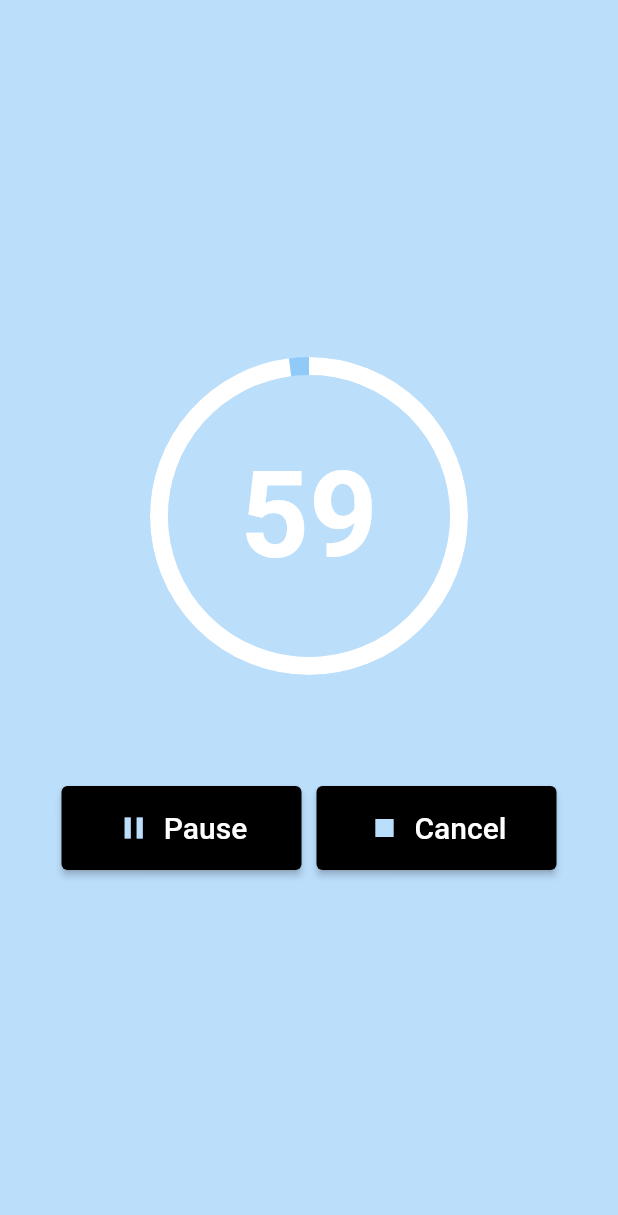
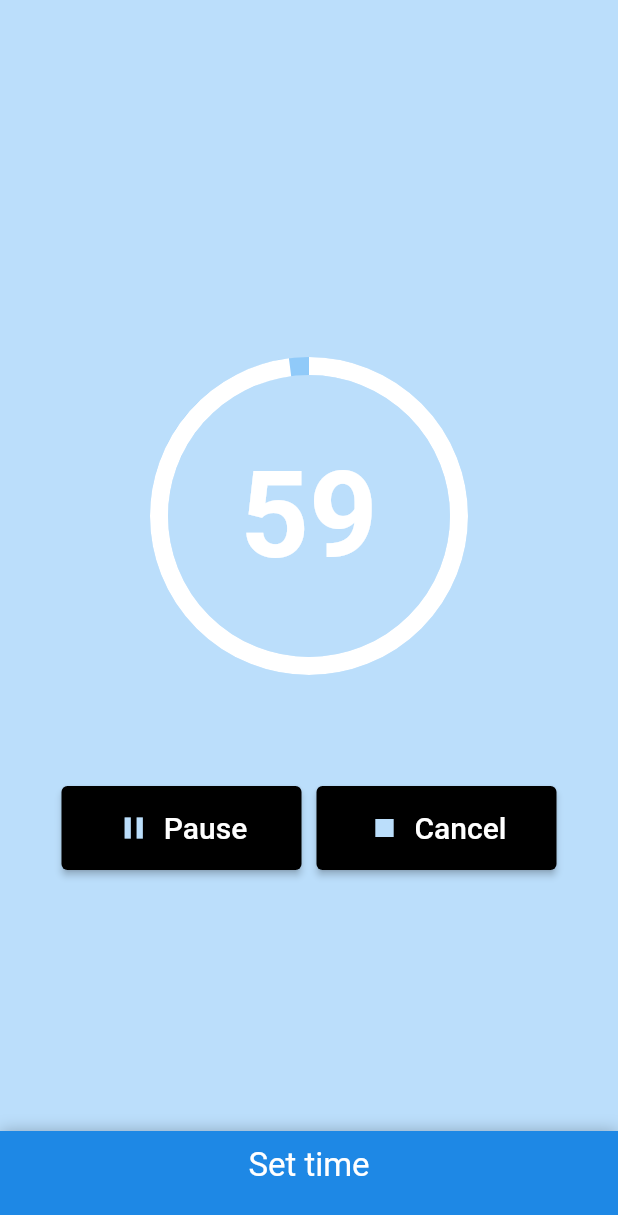
Before and after one commit to idlevandal/flutter_timer, a Flutter app: the screen it shows after launch, after a tap on "Start Timer!", on a phone screen of 412 x 824 dp. Shown: the top 1215 px of the screen. Run offline on Flutter 3.47's test engine with Material 2 defaults, Android fonts, the phone set to English and light mode, and no system bars; drawn by our look-alikes of sliding_up_panel; our stand-ins replace flutter_riverpod.

Commit message:
add state notifier provider for time

```diff
--- a/lib/main.dart
+++ b/lib/main.dart
@@ -1,13 +1,22 @@
 import 'dart:async';
 import 'dart:ui';
 
+import 'package:countdown_timer/time.dart';
+import 'package:countdown_timer/time_display.dart';
 import 'package:flutter/material.dart';
+import 'package:sliding_up_panel/sliding_up_panel.dart';
+import 'package:flutter_riverpod/flutter_riverpod.dart';
 
 import 'button_widget.dart';
+import 'numeric_input_button.dart';
 
 void main() {
-  runApp(MyApp());
+  runApp(ProviderScope(child: MyApp()));
 }
+
+final timeProvider = StateProvider<List<int>>((_) {
+  return [0, 0, 0, 0, 0, 0];
+});
 
 class MyApp extends StatelessWidget {
   // This widget is the root of your application.
@@ -61,6 +70,72 @@ class _MainPageState extends State<MainPage> {
   Widget build(BuildContext context) {
     return Scaffold(
       backgroundColor: Colors.blue.shade100,
+      body: SlidingUpPanel(
+        onPanelClosed: () {
+          print('reset array to all zeros');
+        },
+        minHeight: 70.0,
+        parallaxEnabled: true,
+        parallaxOffset: 0.4,
+        panel: Container(
+          padding: EdgeInsets.only(top: 20.0),
+          decoration: BoxDecoration(
+            color: Colors.grey.shade300,
+            border: Border(
+              top: BorderSide(width: 2.0, color: Colors.blue.shade600),
+            ),
+          ),
+          child: Consumer(builder: (context, watch, _) {
+            final timeList = watch(timeStateNotifier);
+            final TimeStateNotifier tsn = watch(timeStateNotifier.notifier);
+            return Column(
+              children: [
+                TimeDisplay(time: timeList),
+                SizedBox(height: 20.0,),
+
+                buildRow(1, 2, 3),
+                buildRow(4, 5, 6),
+                buildRow(7, 8, 9),
+                SizedBox(height: 20.0,),
+                Center(
+                  child: Row(
+                    mainAxisAlignment: MainAxisAlignment.spaceEvenly,
+                    children: [
+                      Expanded(child: Container()),
+                      Expanded(child: NumericInputButton(0)),
+                      Expanded(
+                        child: Padding(
+                          padding: EdgeInsets.only(right: 40.0),
+                          child: IconButton(
+                              onPressed: () {
+                                tsn.deleteTime();
+                                // final array = timeList.state;
+                                // array.removeLast();
+                                // array.insert(0, 0);
+                                // timeList.state = array;
+                                print('deleting...');
+                              },
+                              icon: Icon(Icons.backspace_outlined, color: Colors.blue, size: 30.0,)),
+                        ),
+                      )
+                    ],
+                  ),
+                )
+              ],
+            );
+          }),
+        ),
+        collapsed: Container(
+          padding: EdgeInsets.only(top: 10.0),
+          color: Colors.blue.shade600,
+          child: Align(
+            alignment: Alignment.topCenter,
+            child: Text(
+              'Set time',
+              style: TextStyle(color: Colors.white, fontSize: 22.0),
+            ),
+          ),
+        ),
         body: Center(
           child: Column(
             mainAxisAlignment: MainAxisAlignment.center,
@@ -71,28 +146,56 @@ class _MainPageState extends State<MainPage> {
               ),
               buildButtons(),
             ],
-      )),
+          ),
+        ),
+      )
+    );
+  }
+
+  Widget buildRow(int a, int b, int c) {
+    return Column(
+      children: [
+        SizedBox(height: 20.0,),
+        Row(
+          mainAxisAlignment: MainAxisAlignment.spaceEvenly,
+          children: [
+            NumericInputButton(a),
+            NumericInputButton(b),
+            NumericInputButton(c),
+          ],
+        )
+      ],
     );
   }
 
   Widget buildButtons() {
     final isRunning = timer == null ? false : timer!.isActive;
-    final isCompleted =  seconds == maxSeconds || seconds == 0;
+    final isCompleted = seconds == maxSeconds || seconds == 0;
 
     return isRunning || !isCompleted
         ? Row(
             mainAxisAlignment: MainAxisAlignment.center,
             children: [
               ButtonWidget(
-                icon: Icon(isRunning ? Icons.pause : Icons.play_arrow, color: Colors.blue.shade100,),
+                  icon: Icon(
+                    isRunning ? Icons.pause : Icons.play_arrow,
+                    color: Colors.blue.shade100,
+                  ),
                   text: isRunning ? 'Pause' : 'Resume',
                   width: 160,
                   onClicked: () {
-                    isRunning ? stopTimer(reset: false) : startTimer(reset: false);
+                    isRunning
+                        ? stopTimer(reset: false)
+                        : startTimer(reset: false);
                   }),
-              SizedBox(width: 10.0,),
+              SizedBox(
+                width: 10.0,
+              ),
               ButtonWidget(
-                icon: Icon(Icons.stop, color: Colors.blue.shade100,),
+                icon: Icon(
+                  Icons.stop,
+                  color: Colors.blue.shade100,
+                ),
                 text: 'Cancel',
                 width: 160,
                 onClicked: stopTimer,
@@ -100,7 +203,10 @@ class _MainPageState extends State<MainPage> {
             ],
           )
         : ButtonWidget(
-            icon: Icon(Icons.play_arrow, color: Colors.blue.shade200,),
+            icon: Icon(
+              Icons.play_arrow,
+              color: Colors.blue.shade200,
+            ),
             text: 'Start Timer!',
             colour: Colors.black87,
             backgroundColour: Colors.white,
@@ -119,6 +225,7 @@ class _MainPageState extends State<MainPage> {
         children: [
           CircularProgressIndicator(
             value: seconds / maxSeconds,
+            // valueColor: AlwaysStoppedAnimation(Colors.white),
             valueColor: AlwaysStoppedAnimation(Colors.white),
             strokeWidth: 12,
             backgroundColor: Colors.blue.shade200,
@@ -131,7 +238,11 @@ class _MainPageState extends State<MainPage> {
 
   Widget buildTime() {
     if (seconds == 0) {
-      return Icon(Icons.done, color: Colors.blue.shade200, size: 100.0,);
+      return Icon(
+        Icons.done,
+        color: Colors.blue.shade200,
+        size: 100.0,
+      );
     } else
       return Text(
         '${(seconds / 1000).round()}',
--- /dev/null
+++ b/lib/numeric_input_button.dart
@@ -0,0 +1,46 @@
+import 'package:countdown_timer/main.dart';
+import 'package:countdown_timer/time.dart';
+import 'package:flutter/material.dart';
+import 'package:flutter_riverpod/flutter_riverpod.dart';
+
+class NumericInputButton extends ConsumerWidget {
+  final int value;
+  const NumericInputButton(this.value);
+
+  @override
+  Widget build(BuildContext context, ScopedReader watch) {
+    final TimeStateNotifier time = watch(timeStateNotifier.notifier);
+    return Column(
+        mainAxisAlignment: MainAxisAlignment.center,
+        mainAxisSize: MainAxisSize.min,
+        children: <Widget>[
+          ElevatedButton(
+            style: ElevatedButton.styleFrom(
+                elevation: 5.0,
+                primary: Colors.blue,
+                shape: RoundedRectangleBorder(
+                  borderRadius: BorderRadius.circular(40),
+                )
+            ),
+            onPressed: () {
+              time.updateTime(value);
+              // final t = time.state;
+              // t.removeAt(0);
+              // t.add(value);
+              // time.state = t;
+              print(value);
+            },
+            child: Padding(
+              padding: const EdgeInsets.all(8.0),
+              child: Text(
+                value.toString(),
+                style: TextStyle(fontSize: 25, color: Colors.white),
+              ),
+            ),
+            // shape: RoundedRectangleBorder(
+            //     borderRadius: BorderRadius.circular(40)),
+          ),
+        ]
+    );
+  }
+}
--- /dev/null
+++ b/lib/time.dart
@@ -0,0 +1,25 @@
+import 'package:flutter_riverpod/flutter_riverpod.dart';
+
+final timeStateNotifier = StateNotifierProvider<TimeStateNotifier, List<int>>((_) {
+  return TimeStateNotifier();
+});
+
+class TimeStateNotifier extends StateNotifier<List<int>> {
+  TimeStateNotifier() : super([0, 0, 0, 0, 0, 0]);
+
+  void updateTime(int num) {
+    final val = state;
+    if (val[0] == 0) {
+      val.removeAt(0);
+      val.add(num);
+      state = val;
+    }
+  }
+
+  void deleteTime() {
+    final array = state;
+    array.removeLast();
+    array.insert(0, 0);
+    state = array;
+  }
+}
--- /dev/null
+++ b/lib/time_display.dart
@@ -0,0 +1,43 @@
+import 'package:flutter/material.dart';
+
+class TimeDisplay extends StatelessWidget {
+
+  final List<int> time;
+
+  TimeDisplay({required this.time});
+
+  @override
+  Widget build(BuildContext context) {
+    return Center(
+      child: Row(
+        mainAxisAlignment: MainAxisAlignment.spaceEvenly,
+        children: [
+          Row(
+            crossAxisAlignment: CrossAxisAlignment.baseline,
+            textBaseline: TextBaseline.alphabetic,
+            children: [
+              Text('${time[0]}${time[1]}', style: TextStyle(fontSize: 38.0, fontWeight: FontWeight.w600),),
+              Text('h'),
+            ],
+          ),
+          Row(
+            crossAxisAlignment: CrossAxisAlignment.baseline,
+            textBaseline: TextBaseline.alphabetic,
+            children: [
+              Text('${time[2]}${time[3]}', style: TextStyle(fontSize: 38.0, fontWeight: FontWeight.w600),),
+              Text('m'),
+            ],
+          ),
+          Row(
+            crossAxisAlignment: CrossAxisAlignment.baseline,
+            textBaseline: TextBaseline.alphabetic,
+            children: [
+              Text('${time[4]}${time[5]}', style: TextStyle(fontSize: 38.0, fontWeight: FontWeight.w600),),
+              Text('s')
+            ],
+          )
+        ],
+      ),
+    );
+  }
+}
--- a/pubspec.yaml
+++ b/pubspec.yaml
@@ -23,6 +23,8 @@ environment:
 dependencies:
   flutter:
     sdk: flutter
+  sliding_up_panel: ^2.0.0+1
+  flutter_riverpod: ^0.14.0+3
 
 
   # The following adds the Cupertino Icons font to your application.
```
Also changed, not shown: pubspec.lock. Lines whose indentation alone changed are shown as unchanged.
